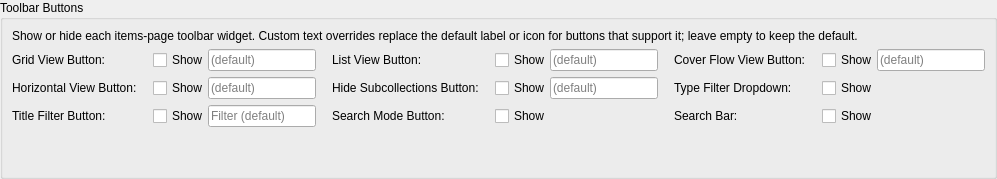
First picture: the form in src/ui/dialogs/settings/appearance/toolbarpanel.ui, repository EtherAura/Kartend, before the edit.
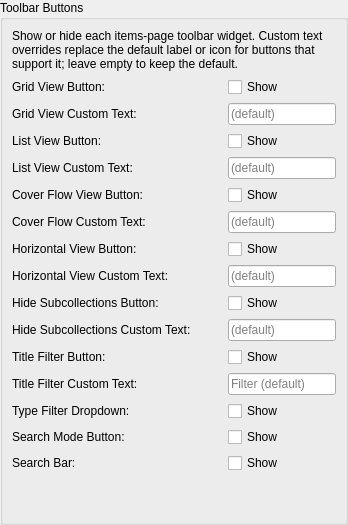
Second picture: the form after the edit.

Commit message: refactor(settings): uniform widget widths + grouped panels; fix scraper text contrast (Kartend-x1uc)

```diff
--- a/src/ui/dialogs/settings/appearance/toolbarpanel.ui
+++ b/src/ui/dialogs/settings/appearance/toolbarpanel.ui
@@ -18,82 +18,42 @@
        </widget>
       </item>
       <item>
-       <!-- Nine button toggles in a three-by-three grid (three-column section). -->
-       <layout class="QGridLayout" name="toolbarFormLayout">
+       <!-- Each button entry split into separate visibility checkbox row and custom text row. -->
+       <layout class="QFormLayout" name="toolbarFormLayout">
         <property name="horizontalSpacing"><number>16</number></property>
         <property name="verticalSpacing"><number>6</number></property>
-        <item row="0" column="0">
-         <widget class="QLabel" name="toolbarGridViewLabel"><property name="text"><string>Grid View Button:</string></property></widget>
-        </item>
-        <item row="0" column="1">
-         <layout class="QHBoxLayout" name="toolbarGridViewLayout">
-          <item><widget class="QCheckBox" name="toolbarGridViewVisibleCheckBox"><property name="text"><string>Show</string></property></widget></item>
-          <item><widget class="QLineEdit" name="toolbarGridViewTextEdit"><property name="placeholderText"><string>(default)</string></property><property name="toolTip"><string>Custom label or icon character; leave blank to keep the default.</string></property></widget></item>
-         </layout>
-        </item>
-        <item row="0" column="2">
-         <widget class="QLabel" name="toolbarListViewLabel"><property name="text"><string>List View Button:</string></property></widget>
-        </item>
-        <item row="0" column="3">
-         <layout class="QHBoxLayout" name="toolbarListViewLayout">
-          <item><widget class="QCheckBox" name="toolbarListViewVisibleCheckBox"><property name="text"><string>Show</string></property></widget></item>
-          <item><widget class="QLineEdit" name="toolbarListViewTextEdit"><property name="placeholderText"><string>(default)</string></property><property name="toolTip"><string>Custom label or icon character; leave blank to keep the default.</string></property></widget></item>
-         </layout>
-        </item>
-        <item row="0" column="4">
-         <widget class="QLabel" name="toolbarCoverFlowViewLabel"><property name="text"><string>Cover Flow View Button:</string></property></widget>
-        </item>
-        <item row="0" column="5">
-         <layout class="QHBoxLayout" name="toolbarCoverFlowViewLayout">
-          <item><widget class="QCheckBox" name="toolbarCoverFlowViewVisibleCheckBox"><property name="text"><string>Show</string></property></widget></item>
-          <item><widget class="QLineEdit" name="toolbarCoverFlowViewTextEdit"><property name="placeholderText"><string>(default)</string></property><property name="toolTip"><string>Custom label or icon character; leave blank to keep the default.</string></property></widget></item>
-         </layout>
-        </item>
-        <item row="1" column="0">
-         <widget class="QLabel" name="toolbarHorizontalViewLabel"><property name="text"><string>Horizontal View Button:</string></property></widget>
-        </item>
-        <item row="1" column="1">
-         <layout class="QHBoxLayout" name="toolbarHorizontalViewLayout">
-          <item><widget class="QCheckBox" name="toolbarHorizontalViewVisibleCheckBox"><property name="text"><string>Show</string></property></widget></item>
-          <item><widget class="QLineEdit" name="toolbarHorizontalViewTextEdit"><property name="placeholderText"><string>(default)</string></property><property name="toolTip"><string>Custom label or icon character; leave blank to keep the default.</string></property></widget></item>
-         </layout>
-        </item>
-        <item row="1" column="2">
-         <widget class="QLabel" name="toolbarHideSubcollectionsLabel"><property name="text"><string>Hide Subcollections Button:</string></property></widget>
-        </item>
-        <item row="1" column="3">
-         <layout class="QHBoxLayout" name="toolbarHideSubcollectionsLayout">
-          <item><widget class="QCheckBox" name="toolbarHideSubcollectionsVisibleCheckBox"><property name="text"><string>Show</string></property></widget></item>
-          <item><widget class="QLineEdit" name="toolbarHideSubcollectionsTextEdit"><property name="placeholderText"><string>(default)</string></property><property name="toolTip"><string>Custom label or icon character; leave blank to keep the default.</string></property></widget></item>
-         </layout>
-        </item>
-        <item row="1" column="4">
-         <widget class="QLabel" name="toolbarTypeFilterLabel"><property name="text"><string>Type Filter Dropdown:</string></property></widget>
-        </item>
-        <item row="1" column="5">
-         <widget class="QCheckBox" name="toolbarTypeFilterVisibleCheckBox"><property name="text"><string>Show</string></property></widget>
-        </item>
-        <item row="2" column="0">
-         <widget class="QLabel" name="toolbarTitleFilterLabel"><property name="text"><string>Title Filter Button:</string></property></widget>
-        </item>
-        <item row="2" column="1">
-         <layout class="QHBoxLayout" name="toolbarTitleFilterLayout">
-          <item><widget class="QCheckBox" name="toolbarTitleFilterVisibleCheckBox"><property name="text"><string>Show</string></property></widget></item>
-          <item><widget class="QLineEdit" name="toolbarTitleFilterTextEdit"><property name="placeholderText"><string>Filter (default)</string></property><property name="toolTip"><string>Custom label for the title-filter button; leave blank to keep the default.</string></property></widget></item>
-         </layout>
-        </item>
-        <item row="2" column="2">
-         <widget class="QLabel" name="toolbarSearchModeLabel"><property name="text"><string>Search Mode Button:</string></property></widget>
-        </item>
-        <item row="2" column="3">
-         <widget class="QCheckBox" name="toolbarSearchModeVisibleCheckBox"><property name="text"><string>Show</string></property></widget>
-        </item>
-        <item row="2" column="4">
-         <widget class="QLabel" name="toolbarSearchBarLabel"><property name="text"><string>Search Bar:</string></property></widget>
-        </item>
-        <item row="2" column="5">
-         <widget class="QCheckBox" name="toolbarSearchBarVisibleCheckBox"><property name="text"><string>Show</string></property></widget>
-        </item>
+        <property name="labelAlignment"><set>Qt::AlignmentFlag::AlignLeft|Qt::AlignmentFlag::AlignVCenter</set></property>
+        <property name="fieldGrowthPolicy"><enum>QFormLayout::FieldGrowthPolicy::FieldsStayAtSizeHint</enum></property>
+        <item row="0" column="0"><widget class="QLabel" name="toolbarGridViewLabel"><property name="minimumSize"><size><width>200</width><height>0</height></size></property><property name="text"><string>Grid View Button:</string></property></widget></item>
+        <item row="0" column="1"><widget class="QCheckBox" name="toolbarGridViewVisibleCheckBox"><property name="text"><string>Show</string></property></widget></item>
+        <item row="1" column="0"><widget class="QLabel" name="toolbarGridViewTextLabel"><property name="minimumSize"><size><width>200</width><height>0</height></size></property><property name="text"><string>Grid View Custom Text:</string></property></widget></item>
+        <item row="1" column="1"><widget class="QLineEdit" name="toolbarGridViewTextEdit"><property name="maximumWidth"><number>320</number></property><property name="placeholderText"><string>(default)</string></property><property name="toolTip"><string>Custom label or icon character; leave blank to keep the default.</string></property></widget></item>
+        <item row="2" column="0"><widget class="QLabel" name="toolbarListViewLabel"><property name="minimumSize"><size><width>200</width><height>0</height></size></property><property name="text"><string>List View Button:</string></property></widget></item>
+        <item row="2" column="1"><widget class="QCheckBox" name="toolbarListViewVisibleCheckBox"><property name="text"><string>Show</string></property></widget></item>
+        <item row="3" column="0"><widget class="QLabel" name="toolbarListViewTextLabel"><property name="minimumSize"><size><width>200</width><height>0</height></size></property><property name="text"><string>List View Custom Text:</string></property></widget></item>
+        <item row="3" column="1"><widget class="QLineEdit" name="toolbarListViewTextEdit"><property name="maximumWidth"><number>320</number></property><property name="placeholderText"><string>(default)</string></property><property name="toolTip"><string>Custom label or icon character; leave blank to keep the default.</string></property></widget></item>
+        <item row="4" column="0"><widget class="QLabel" name="toolbarCoverFlowViewLabel"><property name="minimumSize"><size><width>200</width><height>0</height></size></property><property name="text"><string>Cover Flow View Button:</string></property></widget></item>
+        <item row="4" column="1"><widget class="QCheckBox" name="toolbarCoverFlowViewVisibleCheckBox"><property name="text"><string>Show</string></property></widget></item>
+        <item row="5" column="0"><widget class="QLabel" name="toolbarCoverFlowViewTextLabel"><property name="minimumSize"><size><width>200</width><height>0</height></size></property><property name="text"><string>Cover Flow Custom Text:</string></property></widget></item>
+        <item row="5" column="1"><widget class="QLineEdit" name="toolbarCoverFlowViewTextEdit"><property name="maximumWidth"><number>320</number></property><property name="placeholderText"><string>(default)</string></property><property name="toolTip"><string>Custom label or icon character; leave blank to keep the default.</string></property></widget></item>
+        <item row="6" column="0"><widget class="QLabel" name="toolbarHorizontalViewLabel"><property name="minimumSize"><size><width>200</width><height>0</height></size></property><property name="text"><string>Horizontal View Button:</string></property></widget></item>
+        <item row="6" column="1"><widget class="QCheckBox" name="toolbarHorizontalViewVisibleCheckBox"><property name="text"><string>Show</string></property></widget></item>
+        <item row="7" column="0"><widget class="QLabel" name="toolbarHorizontalViewTextLabel"><property name="minimumSize"><size><width>200</width><height>0</height></size></property><property name="text"><string>Horizontal View Custom Text:</string></property></widget></item>
+        <item row="7" column="1"><widget class="QLineEdit" name="toolbarHorizontalViewTextEdit"><property name="maximumWidth"><number>320</number></property><property name="placeholderText"><string>(default)</string></property><property name="toolTip"><string>Custom label or icon character; leave blank to keep the default.</string></property></widget></item>
+        <item row="8" column="0"><widget class="QLabel" name="toolbarHideSubcollectionsLabel"><property name="minimumSize"><size><width>200</width><height>0</height></size></property><property name="text"><string>Hide Subcollections Button:</string></property></widget></item>
+        <item row="8" column="1"><widget class="QCheckBox" name="toolbarHideSubcollectionsVisibleCheckBox"><property name="text"><string>Show</string></property></widget></item>
+        <item row="9" column="0"><widget class="QLabel" name="toolbarHideSubcollectionsTextLabel"><property name="minimumSize"><size><width>200</width><height>0</height></size></property><property name="text"><string>Hide Subcollections Custom Text:</string></property></widget></item>
+        <item row="9" column="1"><widget class="QLineEdit" name="toolbarHideSubcollectionsTextEdit"><property name="maximumWidth"><number>320</number></property><property name="placeholderText"><string>(default)</string></property><property name="toolTip"><string>Custom label or icon character; leave blank to keep the default.</string></property></widget></item>
+        <item row="10" column="0"><widget class="QLabel" name="toolbarTitleFilterLabel"><property name="minimumSize"><size><width>200</width><height>0</height></size></property><property name="text"><string>Title Filter Button:</string></property></widget></item>
+        <item row="10" column="1"><widget class="QCheckBox" name="toolbarTitleFilterVisibleCheckBox"><property name="text"><string>Show</string></property></widget></item>
+        <item row="11" column="0"><widget class="QLabel" name="toolbarTitleFilterTextLabel"><property name="minimumSize"><size><width>200</width><height>0</height></size></property><property name="text"><string>Title Filter Custom Text:</string></property></widget></item>
+        <item row="11" column="1"><widget class="QLineEdit" name="toolbarTitleFilterTextEdit"><property name="maximumWidth"><number>320</number></property><property name="placeholderText"><string>Filter (default)</string></property><property name="toolTip"><string>Custom label for the title-filter button; leave blank to keep the default.</string></property></widget></item>
+        <item row="12" column="0"><widget class="QLabel" name="toolbarTypeFilterLabel"><property name="minimumSize"><size><width>200</width><height>0</height></size></property><property name="text"><string>Type Filter Dropdown:</string></property></widget></item>
+        <item row="12" column="1"><widget class="QCheckBox" name="toolbarTypeFilterVisibleCheckBox"><property name="text"><string>Show</string></property></widget></item>
+        <item row="13" column="0"><widget class="QLabel" name="toolbarSearchModeLabel"><property name="minimumSize"><size><width>200</width><height>0</height></size></property><property name="text"><string>Search Mode Button:</string></property></widget></item>
+        <item row="13" column="1"><widget class="QCheckBox" name="toolbarSearchModeVisibleCheckBox"><property name="text"><string>Show</string></property></widget></item>
+        <item row="14" column="0"><widget class="QLabel" name="toolbarSearchBarLabel"><property name="minimumSize"><size><width>200</width><height>0</height></size></property><property name="text"><string>Search Bar:</string></property></widget></item>
+        <item row="14" column="1"><widget class="QCheckBox" name="toolbarSearchBarVisibleCheckBox"><property name="text"><string>Show</string></property></widget></item>
        </layout>
       </item>
       <item>
```
The commit also changes 24 other files.
